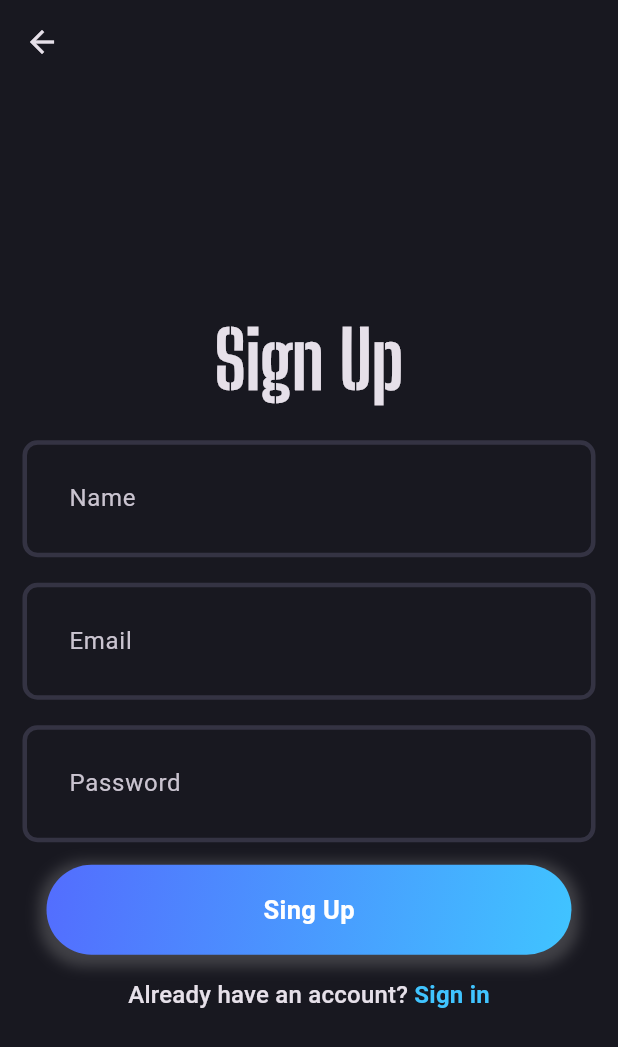
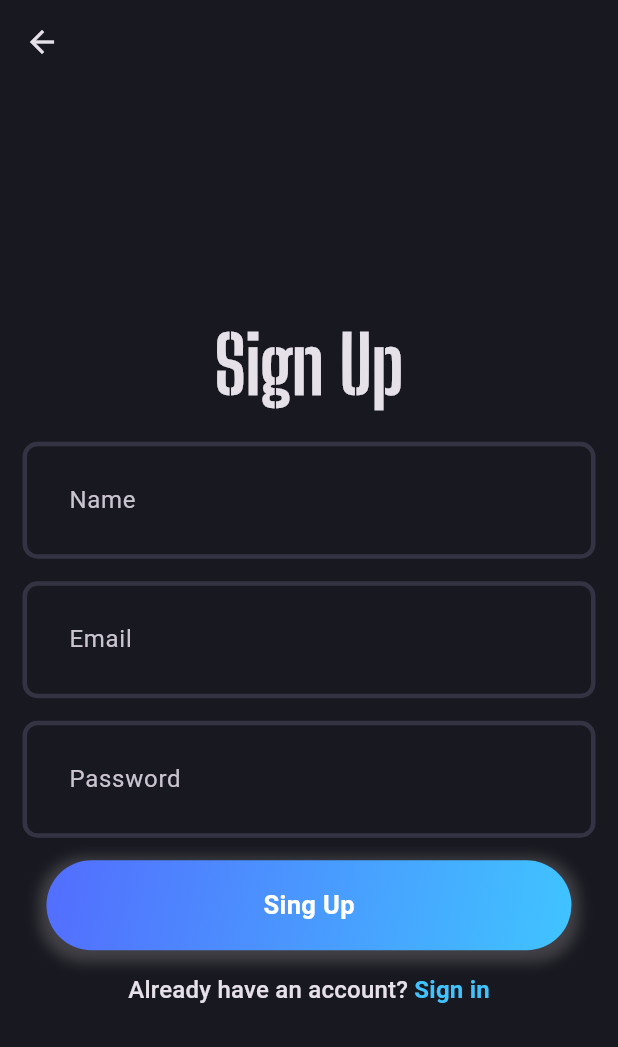
Before and after one commit to AkhrievSuleym/blog_app, a Flutter app: the SignUpPage screen opened directly, on a phone screen of 412 x 824 dp. Shown: the top 1047 px of the screen. Run offline on Flutter 3.47's test engine with Material 3 defaults, Android fonts, the phone set to English and light mode, and no system bars; our stand-ins replace dotted_border, flutter_bloc, fpdart, get_it, hive, image_picker and 3 more; accounts and stored records are empty; statements that could not run were skipped.

Commit message:
UI changes

```diff
--- a/lib/features/auth/presentation/pages/signup_page.dart
+++ b/lib/features/auth/presentation/pages/signup_page.dart
@@ -72,21 +72,21 @@ class _SignUpPageState extends State<SignUpPage> {
                     ),
                   ),
                   const SizedBox(
-                    height: 17,
+                    height: 15,
                   ),
                   AuthField(
                     hintText: "Name",
                     controller: nameController,
                   ),
                   const SizedBox(
-                    height: 17,
+                    height: 15,
                   ),
                   AuthField(
                     hintText: "Email",
                     controller: emailController,
                   ),
                   const SizedBox(
-                    height: 17,
+                    height: 15,
                   ),
                   AuthField(
                     hintText: "Password",
```
Also changed, not shown: lib/features/auth/presentation/pages/profile_page.dart (+11 -5 lines), lib/features/blog/presentation/pages/blog_page.dart (+18 -6 lines).
